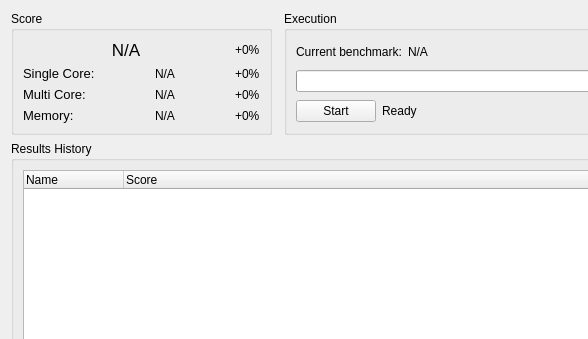
Old version of the form apps/Qt/Views/FullBenchmarkView/FullBenchmarkView.ui in the repository klapeto/elpida; both pictures show x 0 to 588 and y 0 to 339 of the 927 by 444 pixel window.
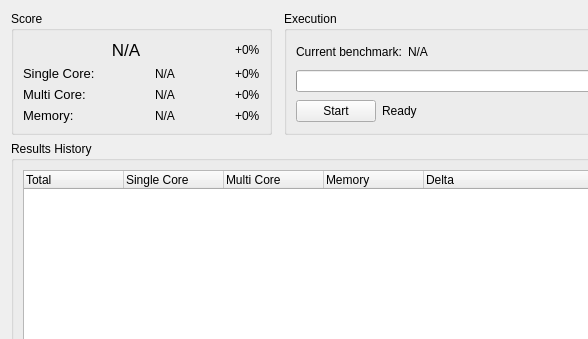
New version of the form.

Commit message: Added full benchmarks (WIP)

The edit to the form file:
```diff
--- a/apps/Qt/Views/FullBenchmarkView/FullBenchmarkView.ui
+++ b/apps/Qt/Views/FullBenchmarkView/FullBenchmarkView.ui
@@ -263,12 +263,27 @@
        <widget class="QTreeWidget" name="twBenchmarkResults">
         <column>
          <property name="text">
-          <string>Name</string>
+          <string>Total</string>
          </property>
         </column>
         <column>
          <property name="text">
-          <string>Score</string>
+          <string>Single Core</string>
+         </property>
+        </column>
+        <column>
+         <property name="text">
+          <string>Multi Core</string>
+         </property>
+        </column>
+        <column>
+         <property name="text">
+          <string>Memory</string>
+         </property>
+        </column>
+        <column>
+         <property name="text">
+          <string>Delta</string>
          </property>
         </column>
        </widget>
```
Left out of the diff: 26 changed lines with no effect on the pictures. The commit also changes 2 other files.
